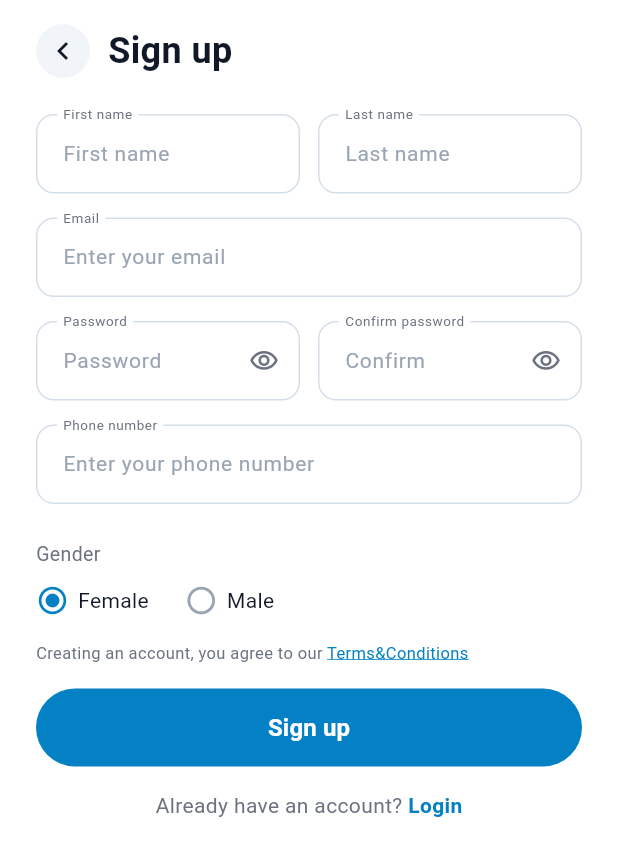
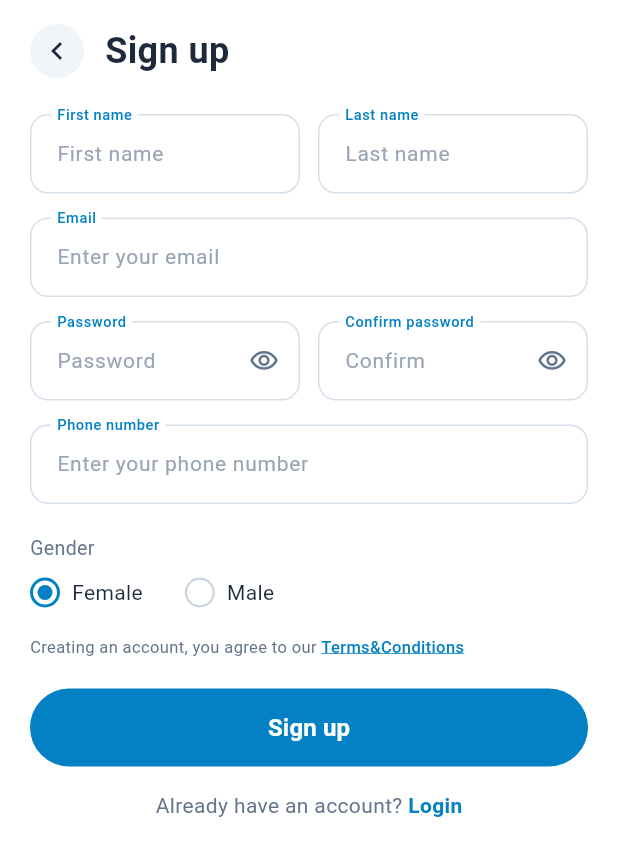
Before and after one commit to Romahany/cliniq_final_project, a Flutter app: the RegisterScreen screen opened directly, on a phone screen of 412 x 824 dp. Shown: the top 856 px of the screen. Run offline on Flutter 3.47's test engine with Material 3 defaults, Android fonts, the phone set to English and light mode, and no system bars.

Commit message:
add_sign_up_screen

```diff
--- a/lib/main.dart
+++ b/lib/main.dart
@@ -1,5 +1,4 @@
 import 'package:flutter/material.dart';
-import 'register_screen.dart';
 
 void main() {
   runApp(const MyApp());
@@ -31,7 +30,7 @@ class MyApp extends StatelessWidget {
         // tested with just a hot reload.
         colorScheme: .fromSeed(seedColor: Colors.deepPurple),
       ),
-      home: const RegisterScreen(),
+      home: const MyHomePage(title: 'Flutter Demo Home Page'),
     );
   }
 }
--- a/lib/register_screen.dart
+++ b/lib/register_screen.dart
@@ -3,7 +3,8 @@ import 'package:flutter/material.dart';
 const Color kPrimary = Color(0xFF0381C4);
 const Color kBorder = Color(0xFFD5DFEA);
 const Color kHint = Color(0xFF9AA5B4);
-const Color kTitle = Color(0xFF111827);
+const Color kLabel = Color(0xFF64748B);
+const Color kTitle = Color(0xFF1E293B);
 
 class RegisterScreen extends StatefulWidget {
   const RegisterScreen({super.key});
@@ -20,6 +21,7 @@ class _RegisterScreenState extends State<RegisterScreen> {
   final _password = TextEditingController();
   final _confirm = TextEditingController();
   final _phone = TextEditingController();
+
   bool _hidePass = true;
   bool _hideConfirm = true;
   String _gender = 'Female';
@@ -37,7 +39,7 @@ class _RegisterScreenState extends State<RegisterScreen> {
 
   OutlineInputBorder _border(Color color) => OutlineInputBorder(
         borderRadius: BorderRadius.circular(12),
-    borderSide: BorderSide(color: color),
+        borderSide: BorderSide(color: color, width: 1.0),
       );
 
   Widget _field({
@@ -59,15 +61,30 @@ class _RegisterScreenState extends State<RegisterScreen> {
         labelText: label,
         hintText: hint,
         floatingLabelBehavior: FloatingLabelBehavior.always,
-        labelStyle: const TextStyle(fontSize: 12, color: Color(0xFF6B7280)),
-        hintStyle: const TextStyle(fontSize: 14, color: kHint),
+        labelStyle: const TextStyle(
+          fontSize: 13,
+          color: kLabel,
+          fontWeight: FontWeight.w400,
+        ),
+        floatingLabelStyle: const TextStyle(
+          fontSize: 13,
+          color: kPrimary,
+          fontWeight: FontWeight.w500,
+        ),
+        hintStyle: const TextStyle(
+          fontSize: 14,
+          color: kHint,
+          fontWeight: FontWeight.w400,
+        ),
         suffixIcon: suffix,
-        contentPadding:
-        const EdgeInsets.symmetric(horizontal: 14, vertical: 16),
+        contentPadding: const EdgeInsets.symmetric(
+          horizontal: 14,
+          vertical: 16,
+        ),
         enabledBorder: _border(kBorder),
         focusedBorder: _border(kPrimary),
-        errorBorder: _border(Colors.red),
-        focusedErrorBorder: _border(Colors.red),
+        errorBorder: _border(Colors.redAccent),
+        focusedErrorBorder: _border(Colors.redAccent),
         errorStyle: const TextStyle(fontSize: 11),
       ),
     );
@@ -78,9 +95,12 @@ class _RegisterScreenState extends State<RegisterScreen> {
       icon: Icon(
         hidden ? Icons.visibility_outlined : Icons.visibility_off_outlined,
         size: 20,
-        color: const Color(0xFF6B7280),
+        color: kLabel,
       ),
       onPressed: onTap,
+      splashRadius: 20,
+      padding: EdgeInsets.zero,
+      constraints: const BoxConstraints(),
     );
   }
 
@@ -90,14 +110,40 @@ class _RegisterScreenState extends State<RegisterScreen> {
       onTap: () => setState(() => _gender = value),
       behavior: HitTestBehavior.opaque,
       child: Row(
+        mainAxisSize: MainAxisSize.min,
         children: [
-          Icon(
-            selected ? Icons.radio_button_checked : Icons.radio_button_off,
-            color: selected ? kPrimary : const Color(0xFF9AA5B4),
-            size: 22,
+          Container(
+            width: 20,
+            height: 20,
+            decoration: BoxDecoration(
+              shape: BoxShape.circle,
+              border: Border.all(
+                color: selected ? kPrimary : const Color(0xFFCBD5E1),
+                width: selected ? 2 : 1.5,
               ),
-          const SizedBox(width: 6),
-          Text(value, style: const TextStyle(fontSize: 14, color: kTitle)),
+            ),
+            child: selected
+                ? Center(
+                    child: Container(
+                      width: 10,
+                      height: 10,
+                      decoration: const BoxDecoration(
+                        color: kPrimary,
+                        shape: BoxShape.circle,
+                      ),
+                    ),
+                  )
+                : null,
+          ),
+          const SizedBox(width: 8),
+          Text(
+            value,
+            style: const TextStyle(
+              fontSize: 14,
+              fontWeight: FontWeight.w400,
+              color: kTitle,
+            ),
+          ),
         ],
       ),
     );
@@ -105,7 +151,7 @@ class _RegisterScreenState extends State<RegisterScreen> {
 
   void _signUp() {
     if (_formKey.currentState!.validate()) {
-      // TODO: اربط بالـ API لما الـ backend يجهز
+      // Form is valid
     }
   }
 
@@ -114,14 +160,16 @@ class _RegisterScreenState extends State<RegisterScreen> {
     return Scaffold(
       backgroundColor: Colors.white,
       body: SafeArea(
+        child: GestureDetector(
+          onTap: () => FocusScope.of(context).unfocus(),
           child: SingleChildScrollView(
-          padding: const EdgeInsets.symmetric(horizontal: 24, vertical: 16),
+            padding: const EdgeInsets.symmetric(horizontal: 20, vertical: 16),
             child: Form(
               key: _formKey,
               child: Column(
                 crossAxisAlignment: CrossAxisAlignment.start,
                 children: [
-                // العنوان + زرار الرجوع
+                  // Top bar: circular back button + Sign up title
                   Row(
                     children: [
                       GestureDetector(
@@ -133,16 +181,19 @@ class _RegisterScreenState extends State<RegisterScreen> {
                             color: Color(0xFFF1F5F9),
                             shape: BoxShape.circle,
                           ),
-                        child: const Icon(Icons.chevron_left,
-                            size: 24, color: kTitle),
+                          child: const Icon(
+                            Icons.chevron_left,
+                            size: 24,
+                            color: kTitle,
                           ),
                         ),
-                    const SizedBox(width: 12),
+                      ),
+                      const SizedBox(width: 14),
                       const Text(
                         'Sign up',
                         style: TextStyle(
                           fontSize: 24,
-                        fontWeight: FontWeight.w600,
+                          fontWeight: FontWeight.w700,
                           color: kTitle,
                         ),
                       ),
@@ -150,7 +201,7 @@ class _RegisterScreenState extends State<RegisterScreen> {
                   ),
                   const SizedBox(height: 24),
 
-                // الاسم
+                  // First name & Last name
                   Row(
                     crossAxisAlignment: CrossAxisAlignment.start,
                     children: [
@@ -160,7 +211,7 @@ class _RegisterScreenState extends State<RegisterScreen> {
                           hint: 'First name',
                           controller: _firstName,
                           validator: (v) =>
-                        v!.trim().isEmpty ? 'Required' : null,
+                              v == null || v.trim().isEmpty ? 'Required' : null,
                         ),
                       ),
                       const SizedBox(width: 12),
@@ -170,25 +221,32 @@ class _RegisterScreenState extends State<RegisterScreen> {
                           hint: 'Last name',
                           controller: _lastName,
                           validator: (v) =>
-                        v!.trim().isEmpty ? 'Required' : null,
+                              v == null || v.trim().isEmpty ? 'Required' : null,
                         ),
                       ),
                     ],
                   ),
                   const SizedBox(height: 16),
 
-                // الايميل
+                  // Email
                   _field(
                     label: 'Email',
                     hint: 'Enter your email',
                     controller: _email,
                     keyboardType: TextInputType.emailAddress,
-                  validator: (v) =>
-                  !v!.contains('@') ? 'Enter a valid email' : null,
+                    validator: (v) {
+                      if (v == null || v.trim().isEmpty) {
+                        return 'Required';
+                      }
+                      if (!v.contains('@')) {
+                        return 'Enter a valid email';
+                      }
+                      return null;
+                    },
                   ),
                   const SizedBox(height: 16),
 
-                // الباسورد
+                  // Password & Confirm password
                   Row(
                     crossAxisAlignment: CrossAxisAlignment.start,
                     children: [
@@ -198,10 +256,19 @@ class _RegisterScreenState extends State<RegisterScreen> {
                           hint: 'Password',
                           controller: _password,
                           obscure: _hidePass,
-                        suffix: _eye(_hidePass,
-                                () => setState(() => _hidePass = !_hidePass)),
-                        validator: (v) =>
-                        v!.length < 6 ? 'Min 6 chars' : null,
+                          suffix: _eye(
+                            _hidePass,
+                            () => setState(() => _hidePass = !_hidePass),
+                          ),
+                          validator: (v) {
+                            if (v == null || v.isEmpty) {
+                              return 'Required';
+                            }
+                            if (v.length < 6) {
+                              return 'Min 6 chars';
+                            }
+                            return null;
+                          },
                         ),
                       ),
                       const SizedBox(width: 12),
@@ -213,50 +280,68 @@ class _RegisterScreenState extends State<RegisterScreen> {
                           obscure: _hideConfirm,
                           suffix: _eye(
                             _hideConfirm,
-                                () =>
-                                setState(() => _hideConfirm = !_hideConfirm)),
-                        validator: (v) =>
-                        v != _password.text ? 'Not matching' : null,
+                            () => setState(
+                                () => _hideConfirm = !_hideConfirm),
+                          ),
+                          validator: (v) {
+                            if (v == null || v.isEmpty) {
+                              return 'Required';
+                            }
+                            if (v != _password.text) {
+                              return 'Passwords must match';
+                            }
+                            return null;
+                          },
                         ),
                       ),
                     ],
                   ),
                   const SizedBox(height: 16),
 
-                // الموبايل
+                  // Phone number
                   _field(
                     label: 'Phone number',
                     hint: 'Enter your phone number',
                     controller: _phone,
                     keyboardType: TextInputType.phone,
                     validator: (v) =>
-                  v!.trim().length < 10 ? 'Enter a valid phone' : null,
+                        v == null || v.trim().isEmpty ? 'Required' : null,
                   ),
-                const SizedBox(height: 24),
+                  const SizedBox(height: 20),
 
                   // Gender
-                const Text('Gender',
-                    style: TextStyle(fontSize: 13, color: Color(0xFF6B7280))),
+                  const Text(
+                    'Gender',
+                    style: TextStyle(
+                      fontSize: 13,
+                      color: kLabel,
+                      fontWeight: FontWeight.w400,
+                    ),
+                  ),
                   const SizedBox(height: 10),
                   Row(
                     children: [
                       _genderOption('Female'),
-                    const SizedBox(width: 24),
+                      const SizedBox(width: 28),
                       _genderOption('Male'),
                     ],
                   ),
-                const SizedBox(height: 16),
+                  const SizedBox(height: 18),
 
-                // Terms
+                  // Terms & Conditions
                   const Text.rich(
                     TextSpan(
                       text: 'Creating an account, you agree to our ',
-                    style: TextStyle(fontSize: 11, color: Color(0xFF6B7280)),
+                      style: TextStyle(
+                        fontSize: 11,
+                        color: kLabel,
+                      ),
                       children: [
                         TextSpan(
                           text: 'Terms&Conditions',
                           style: TextStyle(
                             color: kPrimary,
+                            fontWeight: FontWeight.w500,
                             decoration: TextDecoration.underline,
                             decorationColor: kPrimary,
                           ),
@@ -264,9 +349,9 @@ class _RegisterScreenState extends State<RegisterScreen> {
                       ],
                     ),
                   ),
-                const SizedBox(height: 16),
+                  const SizedBox(height: 20),
 
-                // الزرار
+                  // Sign up button
                   SizedBox(
                     width: double.infinity,
                     height: 52,
@@ -277,27 +362,31 @@ class _RegisterScreenState extends State<RegisterScreen> {
                         foregroundColor: Colors.white,
                         elevation: 0,
                         shape: RoundedRectangleBorder(
-                        borderRadius: BorderRadius.circular(30),
+                          borderRadius: BorderRadius.circular(28),
                         ),
                       ),
                       child: const Text(
                         'Sign up',
                         style: TextStyle(
-                          fontSize: 16, fontWeight: FontWeight.w600),
+                          fontSize: 16,
+                          fontWeight: FontWeight.w600,
+                        ),
                       ),
                     ),
                   ),
                   const SizedBox(height: 16),
 
-                // Login
+                  // Already have an account? Login
                   Center(
                     child: GestureDetector(
                       onTap: () => Navigator.maybePop(context),
                       child: const Text.rich(
                         TextSpan(
                           text: 'Already have an account? ',
-                        style:
-                        TextStyle(fontSize: 14, color: Color(0xFF6B7280)),
+                          style: TextStyle(
+                            fontSize: 14,
+                            color: kLabel,
+                          ),
                           children: [
                             TextSpan(
                               text: 'Login',
@@ -316,6 +405,7 @@ class _RegisterScreenState extends State<RegisterScreen> {
             ),
           ),
         ),
+      ),
     );
   }
 }
```
Lines whose indentation alone changed are shown as unchanged.
